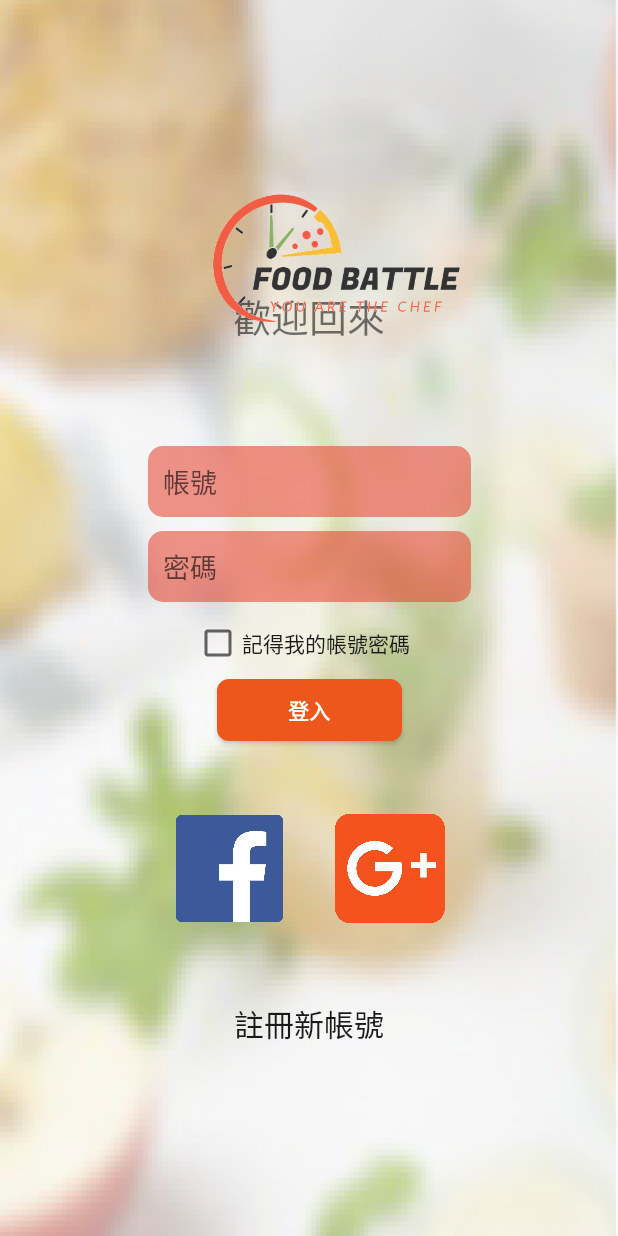
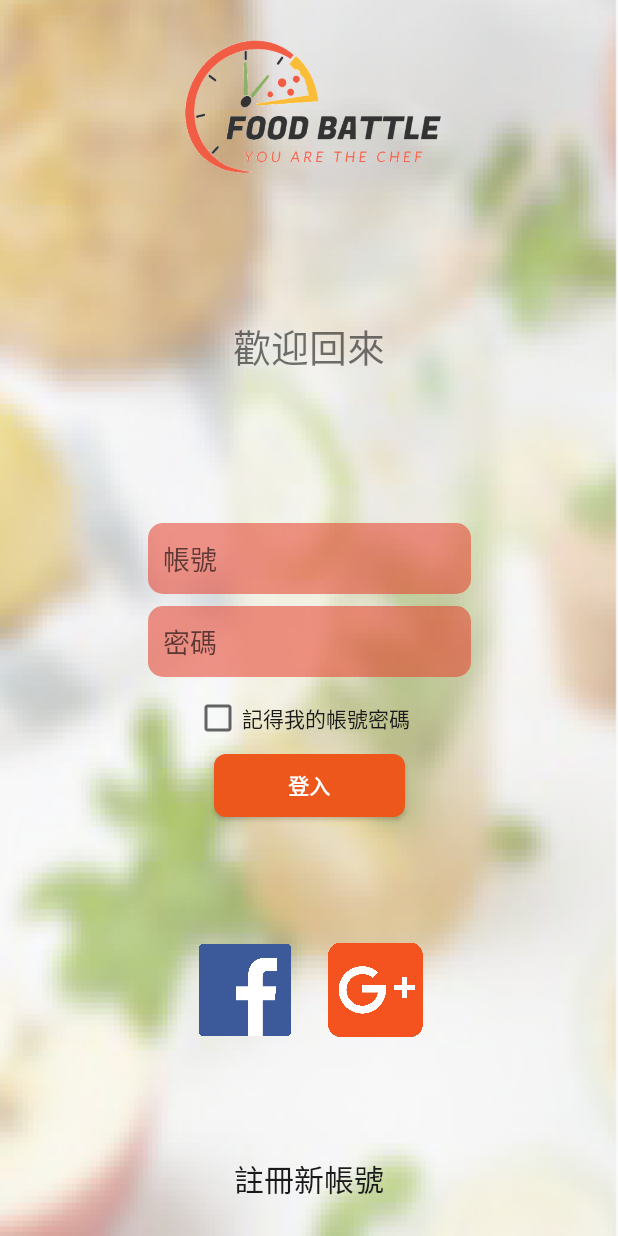
Before and after one commit to joseleu/FoodBattle-1, an Android app: the layout activity_login.xml on its own in the app's theme, with its tools: preview values and no code run, on a phone screen of 412 x 824 dp. Run offline under Robolectric (Android 15) with nearby library versions, the phone set to English and light mode, and no system bars.

Commit message:
20180527

```diff
--- a/app/src/main/AndroidManifest.xml
+++ b/app/src/main/AndroidManifest.xml
@@ -10,14 +10,13 @@
         android:supportsRtl="true"
         android:theme="@style/Theme">
         <activity android:name=".LoginActivity">
-
+            <intent-filter>
+                <action android:name="android.intent.action.MAIN" />
+                <category android:name="android.intent.category.LAUNCHER" />
+            </intent-filter>
         </activity>
         <activity android:name=".SignUpActivity" />
-        <activity android:name=".MenuActivity"><intent-filter>
-            <action android:name="android.intent.action.MAIN" />
-
-            <category android:name="android.intent.category.LAUNCHER" />
-        </intent-filter></activity>
+        <activity android:name=".MenuActivity" />
     </application>
 
 </manifest>
--- a/app/src/main/res/layout/activity_login.xml
+++ b/app/src/main/res/layout/activity_login.xml
@@ -15,14 +15,14 @@
         android:layout_height="0dp"
         android:layout_gravity="center"
         android:layout_marginBottom="16dp"
-        android:layout_marginTop="140dp"
         android:gravity="center"
         android:text="@string/welcome"
         android:textSize="25dp"
         app:layout_constraintBottom_toTopOf="@+id/email"
         app:layout_constraintEnd_toEndOf="parent"
+        app:layout_constraintHorizontal_bias="0.0"
         app:layout_constraintStart_toStartOf="parent"
-        app:layout_constraintTop_toTopOf="parent"
+        app:layout_constraintTop_toBottomOf="@+id/imageView2"
         tools:ignore="SpUsage" />
 
 
@@ -31,14 +31,13 @@
         android:layout_width="215dp"
         android:layout_height="wrap_content"
         android:layout_gravity="center"
-        android:layout_marginBottom="9dp"
+        android:layout_marginBottom="8dp"
         android:background="@drawable/rounded_edittext"
         android:hint="@string/account"
         android:inputType="textEmailAddress"
         android:maxLines="1"
         app:layout_constraintBottom_toTopOf="@+id/password"
         app:layout_constraintEnd_toEndOf="parent"
-        app:layout_constraintHorizontal_bias="0.502"
         app:layout_constraintStart_toStartOf="parent"
         app:layout_constraintTop_toBottomOf="@+id/textView" />
 
@@ -73,12 +72,12 @@
     <Button
         android:id="@+id/logInBtn"
         style="?android:textAppearanceSmall"
-        android:layout_width="123dp"
-        android:layout_height="41dp"
+        android:layout_width="127dp"
+        android:layout_height="42dp"
         android:layout_gravity="center"
         android:layout_marginBottom="14dp"
-        android:layout_marginEnd="13dp"
-        android:layout_marginStart="13dp"
+        android:layout_marginEnd="15dp"
+        android:layout_marginStart="15dp"
         android:background="@drawable/rounded_button"
         android:text="@string/signIn"
         android:textColor="@color/white"
@@ -93,8 +92,8 @@
         android:id="@+id/imageView3"
         android:layout_width="0dp"
         android:layout_height="0dp"
-        android:layout_marginEnd="33dp"
-        android:layout_marginStart="116dp"
+        android:layout_marginEnd="23dp"
+        android:layout_marginStart="131dp"
         app:layout_constraintBottom_toBottomOf="@+id/imageView4"
         app:layout_constraintEnd_toStartOf="@+id/imageView4"
         app:layout_constraintStart_toStartOf="parent"
@@ -106,8 +105,8 @@
         android:id="@+id/imageView4"
         android:layout_width="0dp"
         android:layout_height="0dp"
-        android:layout_marginBottom="17dp"
-        android:layout_marginEnd="115dp"
+        android:layout_marginBottom="9dp"
+        android:layout_marginEnd="130dp"
         app:layout_constraintBottom_toTopOf="@+id/signUp"
         app:layout_constraintEnd_toEndOf="parent"
         app:layout_constraintStart_toEndOf="@+id/imageView3"
@@ -119,7 +118,7 @@
         android:id="@+id/signUp"
         android:layout_width="0dp"
         android:layout_height="wrap_content"
-        android:layout_marginBottom="16dp"
+        android:layout_marginBottom="23dp"
         android:layout_weight="0.26"
         android:gravity="center"
         android:inputType="textPersonName"
@@ -129,19 +128,21 @@
         app:layout_constraintBottom_toBottomOf="parent"
         app:layout_constraintEnd_toEndOf="parent"
         app:layout_constraintStart_toStartOf="parent"
-        app:layout_constraintTop_toBottomOf="@+id/imageView2"
+        app:layout_constraintTop_toBottomOf="@+id/imageView4"
         tools:ignore="TextViewEdits" />
 
     <ImageView
         android:id="@+id/imageView2"
-        android:layout_width="268dp"
-        android:layout_height="92dp"
-        android:layout_marginBottom="337dp"
+        android:layout_width="310dp"
+        android:layout_height="95dp"
+        android:layout_marginBottom="10dp"
         android:layout_marginEnd="56dp"
-        android:layout_marginTop="16dp"
+        android:layout_marginStart="56dp"
+        android:layout_marginTop="24dp"
         android:contentDescription="@string/todo"
-        app:layout_constraintBottom_toTopOf="@+id/signUp"
+        app:layout_constraintBottom_toTopOf="@+id/textView"
         app:layout_constraintEnd_toEndOf="parent"
+        app:layout_constraintStart_toStartOf="parent"
         app:layout_constraintTop_toTopOf="parent"
         app:srcCompat="@drawable/logo" />
 
```
